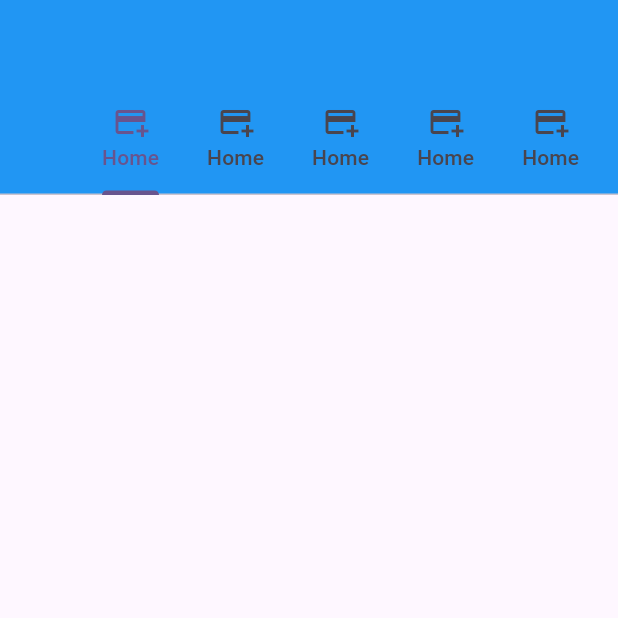
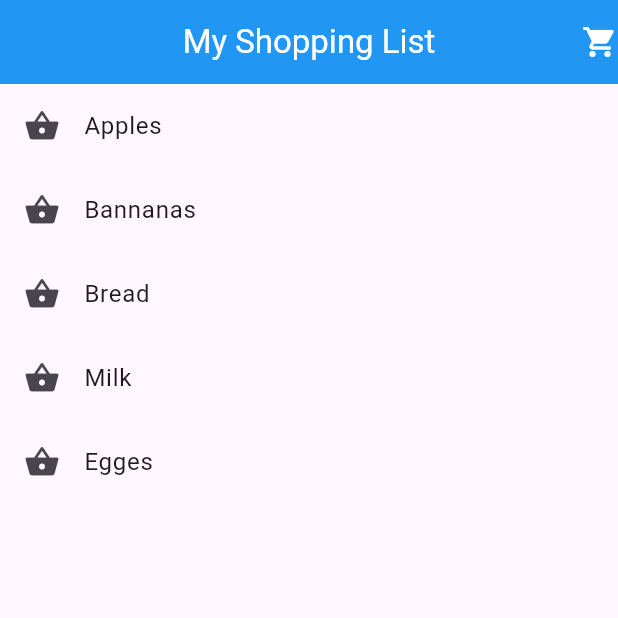
Before and after one commit to riazahmedmahin/learning, a Flutter app: the screen it shows after launch, on a phone screen of 412 x 824 dp, the top half of it. Run offline on Flutter 3.47's test engine with Material 2 defaults, Android fonts, the phone set to English and light mode, and no system bars.

Commit message:
Module_6_live

```diff
--- a/lib/main.dart
+++ b/lib/main.dart
@@ -7,7 +7,7 @@ void main() {
 class MyApp extends StatelessWidget {
   const MyApp({super.key});
 
-  // This widget is the root of your application.
+
   @override
   Widget build(BuildContext context) {
     return MaterialApp(
@@ -18,53 +18,46 @@ class MyApp extends StatelessWidget {
         colorScheme: ColorScheme.fromSeed(seedColor: Colors.deepPurple),
         useMaterial3: true,
       ),
-      home:Home(),
+      home:  MyHomePage(),
     );
   }
 }
 
-class Home extends StatelessWidget {
-  const Home({super.key});
+
+class MyHomePage extends StatelessWidget {
+  MyHomePage({super.key});
+
+
+  var My_List = [
+    "Apples",
+    "Bannanas",
+    "Bread",
+    "Milk",
+    "Egges",
+  ];
 
   @override
   Widget build(BuildContext context) {
-    return DefaultTabController(
+    return Scaffold(
+      appBar: AppBar(
 
-      length: 12,
-      child: Scaffold(
-        appBar: AppBar(
-          backgroundColor: Colors.blue,
-          //title: Text("Profile"),
-          //centerTitle: true,
-          bottom: TabBar(
-              isScrollable: true,
-              tabs: [
-                Tab(icon: Icon(Icons.add_card),text: "Home",),
-                Tab(icon: Icon(Icons.add_card),text: "Home",),
-                Tab(icon: Icon(Icons.add_card),text: "Home",),
-                Tab(icon: Icon(Icons.add_card),text: "Home",),
-                Tab(icon: Icon(Icons.add_card),text: "Home",),
-                Tab(icon: Icon(Icons.add_card),text: "Home",),
-                Tab(icon: Icon(Icons.add_card),text: "Home",),
-                Tab(icon: Icon(Icons.add_card),text: "Home",),
-                Tab(icon: Icon(Icons.add_card),text: "Home",),
-                Tab(icon: Icon(Icons.add_card),text: "Home",),
-          ]),
-        ),
-        body: TabBarView(
-          children: [
-            //checkout new
+        backgroundColor: Colors.blue,
+        title: Text("My Shopping List",style: TextStyle(color: Colors.white),),centerTitle: true,
 
+        actions: [
+          Icon(Icons.shopping_cart,color: Colors.white,),
+        ],
+      ),
+      body:ListView.builder(
+          itemCount: My_List.length,
 
+          itemBuilder: (context,index){
+            return ListTile(
+              title: Text(My_List[index]),
+              leading: Icon(Icons.shopping_basket),
+            );
+          }),
 
-
-          ],
-
-        ),
-
-
-
-      ),
     );
   }
 }
```
